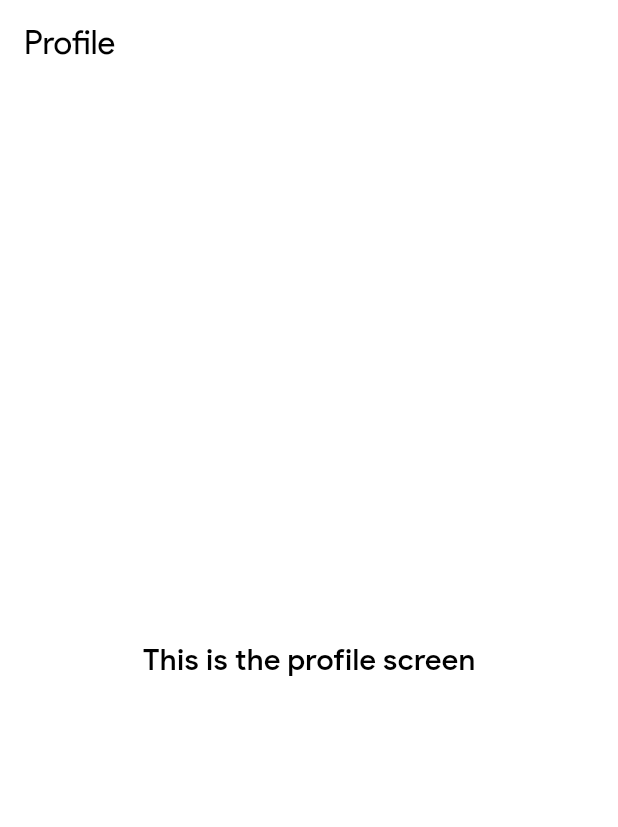
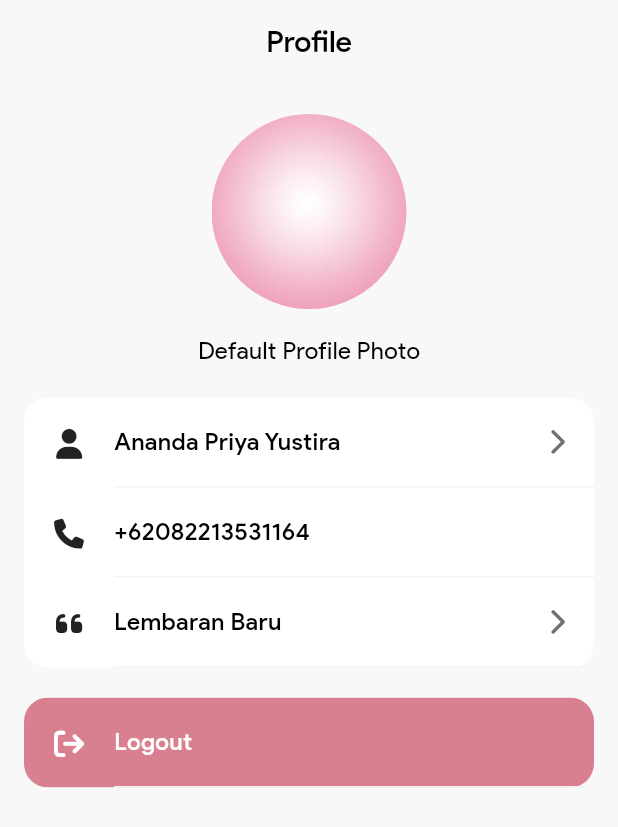
Before and after one commit to nandah4/rechap, a Flutter app: the ProfileScreen screen opened by its route, on a phone screen of 412 x 824 dp. Shown: the top 827 px of the screen. Run offline on Flutter 3.47's test engine with Material 3 defaults, Android fonts, the phone set to English and light mode, and no system bars; our stand-ins replace cloud_firestore, country_picker, firebase_auth, firebase_core, flutter_hooks, flutter_otp_text_field and 4 more; accounts and stored records are empty.

Commit message:
feat: adding profile screen

```diff
--- a/lib/data/providers/auth_providers.dart
+++ b/lib/data/providers/auth_providers.dart
@@ -15,6 +15,6 @@ final isLoadingProvider = Provider<bool>((ref) {
   return state.status == LoginState.loading;
 });
 
-// final authMetaDataState = Provider(
-//   (ref) => ref.watch(firebaseAuthProvider).currentUser,
-// );
+final authMetaDataState = Provider<String?>(
+  (ref) => ref.watch(firebaseAuthProvider).currentUser?.phoneNumber ,
+);
--- a/lib/routing/router.dart
+++ b/lib/routing/router.dart
@@ -5,7 +5,7 @@ import 'package:rechap/ui/auth/widgets/login_screen.dart';
 import 'package:rechap/ui/auth/widgets/verification_otp_screen.dart';
 import 'package:rechap/ui/chat-list/widgets/chat_list_screen.dart';
 import 'package:rechap/ui/onboard/widget/onboard_screen.dart';
-import 'package:rechap/ui/profile/widgets/profile_screen.dart';
+import 'package:rechap/ui/profile/profile_screen.dart';
 import 'package:flutter_riverpod/flutter_riverpod.dart';
 
 final _publicRoutes = <String>['/', '/auth/login', '/auth/otp'];
--- a/lib/ui/auth/widgets/verification_otp_screen.dart
+++ b/lib/ui/auth/widgets/verification_otp_screen.dart
@@ -19,7 +19,6 @@ class VerificationOTPScreen extends ConsumerWidget {
 
   @override
   Widget build(BuildContext context, WidgetRef ref) {
-    final state = ref.watch(loginViewModelProvider);
     final notifier = ref.read(loginViewModelProvider.notifier);
 
     ref.listen(loginViewModelProvider, (previous, current) {
--- a/lib/ui/chat-list/widgets/chat_list_screen.dart
+++ b/lib/ui/chat-list/widgets/chat_list_screen.dart
@@ -37,7 +37,6 @@ class ChatListScreen extends ConsumerWidget {
           mainAxisAlignment: .center,
           children: [
             Text("Chat List Screen"),
-            // Text("User Id = ${authViewModel.uid}"),
             ElevatedButton(
               onPressed: () {
                 context.push('/auth/login');
--- a/lib/ui/core/themes/app_dimens.dart
+++ b/lib/ui/core/themes/app_dimens.dart
@@ -22,6 +22,7 @@ const double kButtonHeight64 = 64;
 
 // Assets Size
 const double kLottieSize = 350;
+const double kProfilePhotoSize = 130;
 
 // Spacing
 const double kSpacing2 = 2;
--- a/lib/ui/core/themes/app_palette.dart
+++ b/lib/ui/core/themes/app_palette.dart
@@ -6,6 +6,8 @@ class AppPallete {
   static const Color yellowSecondary = Color(0xFFFFC200);
 
   static const Color greyText = Color(0xFF707071);
+  static const Color greyBorder = Color(0xFFF4F4F4);
+  static const Color backgroundGrey = Color(0xFFF8F8F8);
 
   // Base color
   static const Color white = Color(0xFFFFFFFF);
--- a/lib/ui/core/themes/app_theme.dart
+++ b/lib/ui/core/themes/app_theme.dart
@@ -26,13 +26,20 @@ ThemeData get lightTheme => ThemeData(
       fontSize: kFontSize24,
       fontWeight: FontWeight.w500,
     ),
+    headlineSmall: TextStyle(
+      color: AppPallete.black,
+      fontSize: kFontSize20,
+      fontWeight: FontWeight.w500, // Text style for appbar title
+    ),
   ),
   colorScheme: ColorScheme.light(
     onSurface: AppPallete.black, // Text color title, etc
     onSurfaceVariant: AppPallete.greyText, // Text color subtitle, etc
     onPrimaryContainer: AppPallete.blackPrimary, // Button background color
     onSecondaryContainer: AppPallete.white, // Button text color
-    surface: AppPallete.white,
+    surface: AppPallete.white, // Background color v1
+    onSecondaryFixed: AppPallete.backgroundGrey,
+    outlineVariant: AppPallete.greyBorder, // Border color
   ),
   appBarTheme: AppBarThemeData(backgroundColor: AppPallete.white),
 );
@@ -44,6 +51,11 @@ ThemeData get darkTheme => ThemeData(
     bodySmall: TextStyle(color: AppPallete.white, fontSize: kFontSize16),
     bodyMedium: TextStyle(color: AppPallete.white, fontSize: kFontSize20),
     titleMedium: TextStyle(color: AppPallete.white, fontSize: kFontSize24),
+    headlineSmall: TextStyle(
+      color: AppPallete.white,
+      fontSize: kFontSize20,
+      fontWeight: FontWeight.w400,
+    ),
   ),
   colorScheme: ColorScheme.dark(
     onSurface: AppPallete.white, // Text color title, etc
@@ -51,6 +63,8 @@ ThemeData get darkTheme => ThemeData(
     onPrimaryContainer: AppPallete.yellowSecondary, // Button background color
     onSecondaryContainer: AppPallete.blackPrimary, // Button text color
     surface: AppPallete.black,
+    outlineVariant: AppPallete.black,
+    onSecondaryFixed: AppPallete.black,
   ),
   appBarTheme: AppBarThemeData(backgroundColor: AppPallete.black),
 );
--- a/lib/ui/core/themes/app_typography.dart
+++ b/lib/ui/core/themes/app_typography.dart
@@ -43,3 +43,19 @@ TextStyle kDescriptionSnackbarNotification(BuildContext context) => TextStyle(
   fontSize: kFontSize18,
   fontWeight: FontWeight.w500,
 );
+
+// ----- PROFILE SCREEN -----
+
+/// Label for each column
+TextStyle kLabelProfile(BuildContext context) => TextStyle(
+  color: Theme.of(context).colorScheme.onSurface,
+  fontSize: kFontSize18,
+  fontWeight: FontWeight.w500,
+);
+
+/// Label
+TextStyle kFieldProfile(BuildContext context) => TextStyle(
+  color: Theme.of(context).colorScheme.onSurface,
+  fontSize: kFontSize16,
+  fontWeight: FontWeight.w500,
+);
--- /dev/null
+++ b/lib/ui/profile/profile_screen.dart
@@ -0,0 +1,187 @@
+import 'package:flutter/material.dart';
+import 'package:flutter_riverpod/flutter_riverpod.dart';
+import 'package:icons_plus/icons_plus.dart';
+import 'package:rechap/data/providers/auth_providers.dart';
+import 'package:rechap/ui/core/themes/app_dimens.dart';
+import 'package:rechap/ui/core/themes/app_palette.dart';
+import 'package:rechap/ui/core/themes/app_typography.dart';
+import 'package:rechap/ui/profile/form/edit_field_type.dart';
+import 'package:rechap/ui/profile/widgets/edit_field_modal_bottom.dart';
+import 'package:rechap/ui/profile/widgets/profile_field_tile.dart';
+
+import 'package:rechap/ui/core/ui/button_primary_shared.dart';
+
+class ProfileScreen extends ConsumerWidget {
+  const ProfileScreen({super.key});
+
+  @override
+  Widget build(BuildContext context, WidgetRef ref) {
+    return Scaffold(
+      backgroundColor: Theme.of(context).colorScheme.onSecondaryFixed,
+      appBar: AppBar(
+        automaticallyImplyLeading: false,
+        backgroundColor: Theme.of(context).colorScheme.onSecondaryFixed,
+        title: Text(
+          'Profile',
+          style: Theme.of(context).textTheme.headlineSmall,
+        ),
+        centerTitle: true,
+      ),
+      body: Padding(
+        padding: EdgeInsetsGeometry.symmetric(horizontal: kSpacing16),
+        child: Column(
+          children: [
+            const SizedBox(height: kSpacing20),
+
+            // Row profile photo
+            Row(
+              mainAxisAlignment: .center,
+              children: [
+                Column(
+                  children: [
+                    SizedBox(
+                      height: kProfilePhotoSize,
+                      width: kProfilePhotoSize,
+                      child: ClipOval(
+                        child: Image.asset(
+                          'assets/images/profile-photo.jpeg',
+                          fit: BoxFit.cover,
+                        ),
+                      ),
+                    ),
+                    const SizedBox(height: kSpacing16),
+                    Text("Default Profile Photo", style: kDescription(context)),
+                  ],
+                ),
+              ],
+            ),
+            const SizedBox(height: kSpacing20),
+
+            //
+            Container(
+              decoration: BoxDecoration(
+                borderRadius: BorderRadius.circular(kRadius16),
+                color: Theme.of(context).colorScheme.surface,
+              ),
+              child: Column(
+                crossAxisAlignment: .start,
+                children: [
+                  ProfileFieldTile(
+                    onTap: () async {
+                      final callResult = await showModalBottomSheet(
+                        isScrollControlled: true,
+                        context: context,
+                        builder: (ctx) {
+                          return EditFieldModalBottom(
+                            fieldType: EditFieldType.name,
+                            initialValue: "Ananda Priya Yustira",
+                          );
+                        },
+                      );
+                    },
+                    isClicked: true,
+                    initialValue: 'Ananda Priya Yustira',
+                    iconTile: FontAwesome.user,
+                  ),
+                  ProfileFieldTile(
+                    onTap: () async {
+                      final callResult = await showModalBottomSheet(
+                        isScrollControlled: true,
+                        context: context,
+                        builder: (ctx) {
+                          return EditFieldModalBottom(
+                            fieldType: EditFieldType.name,
+                            initialValue: "Ananda Priya Yustira",
+                          );
+                        },
+                      );
+                    },
+                    isClicked: false,
+                    initialValue: '+62082213531164',
+                    iconTile: FontAwesome.phone_solid,
+                  ),
+                  ProfileFieldTile(
+                    onTap: () async {
+                      final callResult = await showModalBottomSheet(
+                        isScrollControlled: true,
+                        context: context,
+                        builder: (ctx) {
+                          return EditFieldModalBottom(
+                            fieldType: EditFieldType.bio,
+                            initialValue: "Lembaran Baru",
+                          );
+                        },
+                      );
+                    },
+                    isClicked: true,
+                    initialValue: 'Lembaran Baru',
+                    iconTile: FontAwesome.quote_left_solid,
+                  ),
+                ],
+              ),
+            ),
+            const SizedBox(height: kSpacing20),
+            Material(
+              borderRadius: BorderRadius.circular(kRadius16),
+              child: Ink(
+                decoration: BoxDecoration(
+                  borderRadius: BorderRadius.circular(kRadius16),
+                  color: AppPallete.error.withValues(alpha: .50),
+                ),
+                child: InkWell(
+                  highlightColor: AppPallete.error,
+                  customBorder: OutlineInputBorder(
+                    borderSide: BorderSide(
+                      strokeAlign: 1,
+                      width: 1,
+                      color: AppPallete.error,
+                    ),
+                  ),
+                  onTap: () {},
+                  borderRadius: BorderRadius.circular(kRadius16),
+                  child: Row(
+                    children: [
+                      Padding(
+                        padding: EdgeInsetsGeometry.symmetric(
+                          horizontal: kSpacing20,
+                        ),
+                        child: Icon(
+                          FontAwesome.arrow_right_from_bracket_solid,
+                          size: kFontSize20,
+                          color: AppPallete.white,
+                        ),
+                      ),
+                      Expanded(
+                        child: Container(
+                          padding: EdgeInsets.symmetric(vertical: kSpacing18),
+                          decoration: BoxDecoration(
+                            border: Border(
+                              bottom: BorderSide(
+                                width: 1,
+                                color: AppPallete.greyBorder,
+                              ),
+                            ),
+                          ),
+                          child: Row(
+                            children: [
+                              Text(
+                                "Logout",
+                                style: kFieldProfile(
+                                  context,
+                                ).copyWith(color: AppPallete.white),
+                              ),
+                            ],
+                          ),
+                        ),
+                      ),
+                    ],
+                  ),
+                ),
+              ),
+            ),
+          ],
+        ),
+      ),
+    );
+  }
+}
--- /dev/null
+++ b/lib/ui/profile/widgets/profile_field_tile.dart
@@ -0,0 +1,67 @@
+import 'package:flutter/material.dart';
+
+import 'package:rechap/ui/core/themes/app_dimens.dart';
+import 'package:rechap/ui/core/themes/app_typography.dart';
+import 'package:rechap/ui/core/themes/app_palette.dart';
+
+import 'package:icons_plus/icons_plus.dart';
+
+class ProfileFieldTile extends StatelessWidget {
+  final VoidCallback onTap;
+  final String? initialValue;
+  final bool isClicked;
+  final IconData iconTile;
+
+  const ProfileFieldTile({
+    super.key,
+    required this.onTap,
+    required this.isClicked,
+    required this.iconTile,
+    this.initialValue,
+  });
+
+  @override
+  Widget build(BuildContext context) {
+    return InkWell(
+      onTap: isClicked ? onTap : () {},
+      borderRadius: BorderRadius.circular(kRadius16),
+      child: Row(
+        children: [
+          Padding(
+            padding: EdgeInsetsGeometry.symmetric(horizontal: kSpacing20),
+            child: Icon(iconTile, size: kFontSize20),
+          ),
+          Expanded(
+            child: Container(
+              padding: EdgeInsets.symmetric(vertical: kSpacing18),
+              decoration: BoxDecoration(
+                border: Border(
+                  bottom: BorderSide(width: 1, color: AppPallete.greyBorder),
+                ),
+              ),
+              child: Row(
+                children: [
+                  Text(initialValue ?? '-', style: kFieldProfile(context)),
+
+                  if (isClicked) ...[
+                    const Spacer(),
+                    Padding(
+                      padding: EdgeInsetsGeometry.symmetric(
+                        horizontal: kSpacing16,
+                      ),
+                      child: Icon(
+                        FontAwesome.chevron_right_solid,
+                        color: AppPallete.greyText,
+                        size: kFontSize18,
+                      ),
+                    ),
+                  ],
+                ],
+              ),
+            ),
+          ),
+        ],
+      ),
+    );
+  }
+}
--- a/lib/ui/profile/widgets/profile_screen.dart
+++ /dev/null
@@ -1,13 +0,0 @@
-import 'package:flutter/material.dart';
-
-class ProfileScreen extends StatelessWidget {
-  const ProfileScreen({super.key});
-
-  @override
-  Widget build(BuildContext context) {
-    return Scaffold(
-      appBar: AppBar(title: const Text('Profile')),
-      body: const Center(child: Text('This is the profile screen')),
-    );
-  }
-}
--- a/pubspec.yaml
+++ b/pubspec.yaml
@@ -43,6 +43,7 @@ dependencies:
   flutter_otp_text_field: ^1.5.1+1
   cloud_firestore: ^6.1.1
   flutter_hooks: ^0.21.3+1
+  icons_plus: ^5.0.0
 
 dev_dependencies:
   flutter_test:
@@ -69,6 +70,7 @@ flutter:
   # To add assets to your application, add an assets section, like this:
   assets:
     - assets/images/cat-main-icon.json
+    - assets/images/profile-photo.jpeg
 
   # An image asset can refer to one or more resolution-specific "variants", see
   # https://flutter.dev/to/resolution-aware-images
```
Also changed, not shown: lib/ui/profile/form/edit_field_type.dart (added, +47 -0 lines), lib/ui/profile/widgets/edit_field_modal_bottom.dart (added, +134 -0 lines), assets/images/profile-photo.jpeg (added), pubspec.lock.
